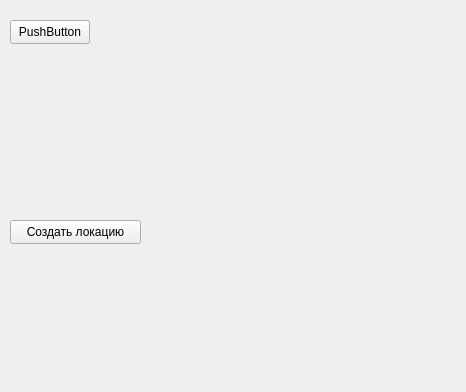
First picture: the form in devkit/devkitwindow.ui, repository tehek0/rpg, before the edit; both pictures show x 0 to 466 and y 0 to 392 of the 466 by 645 pixel window.
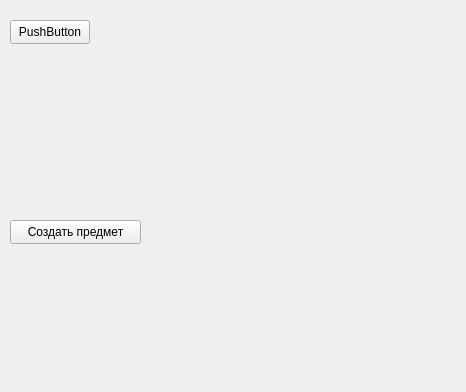
Second picture: the form after the edit.

Patch:
```diff
--- a/devkit/devkitwindow.ui
+++ b/devkit/devkitwindow.ui
@@ -24,7 +24,7 @@
      </rect>
     </property>
     <property name="text">
-     <string>Создать локацию</string>
+     <string>Создать предмет</string>
     </property>
    </widget>
    <widget class="QPushButton" name="pushButton_2">
```
Left out of the diff: 2 changed lines with no effect on the pictures.
